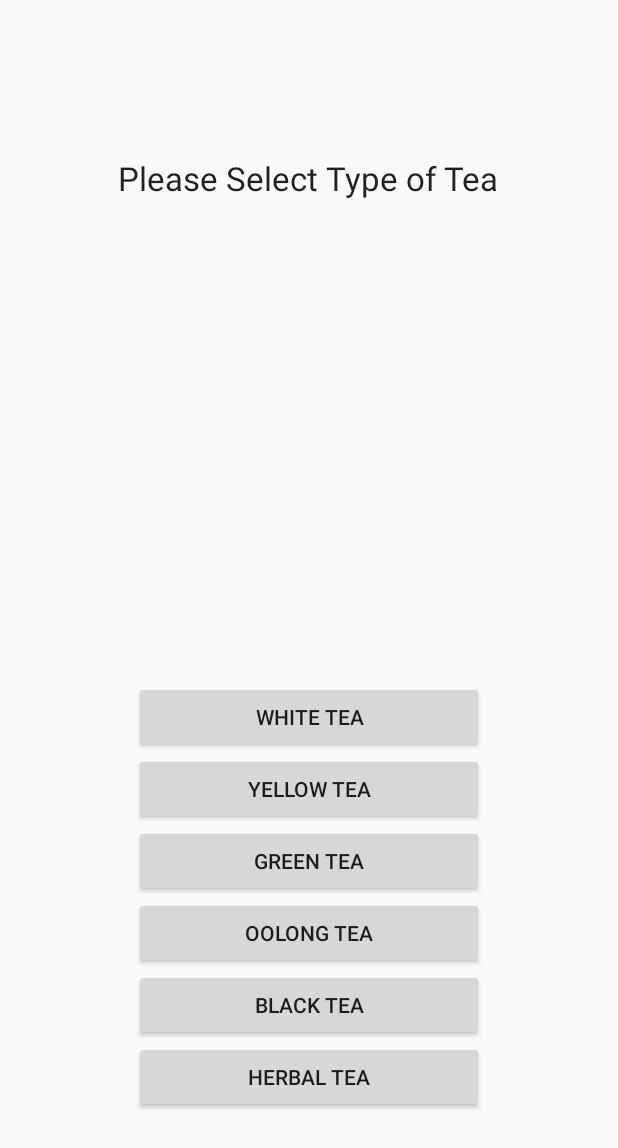
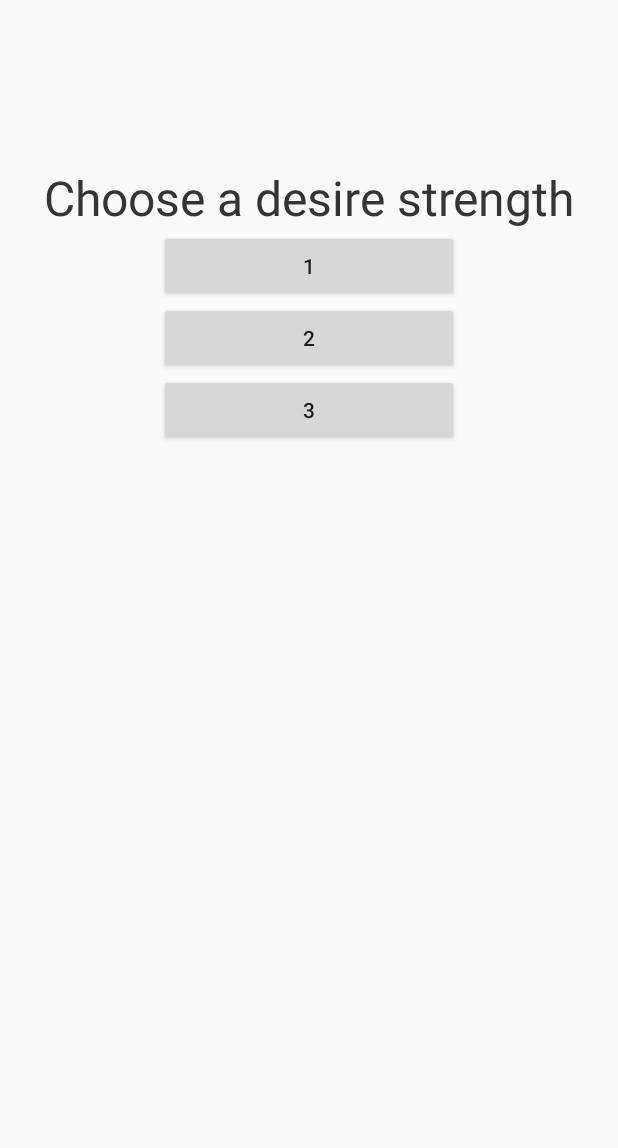
Before and after one commit to aprestona/Steeped., an Android app: the screen it shows after launch (TeaType before the commit, StrengthDesire after it), on a phone screen of 412 x 824 dp. Shown: the top 1148 px of the screen. Run offline under Robolectric (Android 15) with nearby library versions, the phone set to English and light mode, and no system bars.

Commit message:
add the strength desire file link to strength_desire.xml
Have a problem about changes in res\values\strings.xml and
src\main\AndroidManifest.xml

```diff
--- /dev/null
+++ b/app/src/main/java/sonsoflibertea/steeped/StrengthDesire.java
@@ -0,0 +1,86 @@
+package sonsoflibertea.steeped;
+
+import android.app.Activity;
+import android.os.Bundle;
+import android.view.View;
+import android.view.View.OnClickListener;
+import android.widget.Button;
+import android.widget.TextView;
+
+/**
+ * Created by a on 2015/4/6.
+ */
+public class StrengthDesire extends Activity implements View.OnClickListener {
+    public static final String TAG_STRENGTHDESIRE = "type";
+
+    private TextView tv_sd;
+    private Button buttonsd_1;
+    private Button buttonsd_2;
+    private Button buttonsd_3;
+
+    @Override
+    protected void onCreate(Bundle savedInstanceState) {
+        //The super keyword is used to refer to the parent class in java
+        super.onCreate(savedInstanceState);
+
+        //How the activity actually looks is inside main.xml, inside the layout folder
+        setContentView(R.layout.strength_desire);
+
+
+        tv_sd = (TextView) findViewById(R.id.tv_sd);
+
+        buttonsd_1 = (Button) findViewById(R.id.sd_1);
+        buttonsd_2 = (Button) findViewById(R.id.sd_2);
+        buttonsd_3 = (Button) findViewById(R.id.sd_3);
+
+
+		/*The buttons now have onClickListeners set, a method/function of the button class
+		 * to start a new activity/intent when pressed. In this case, pressing a button
+		 * will go to the results page.
+		 * */
+
+        buttonsd_1.setOnClickListener(this);
+        buttonsd_2.setOnClickListener(this);
+        buttonsd_3.setOnClickListener(this);
+
+    }
+
+    @Override
+	/*onClick is what is called when the buttons are pressed and they take in Views as arguments
+	 * as buttons are children of the view class, buttons can polymorphically be passed in. The button
+	 * that called the onClick is automatically fed in*/
+    public void onClick(View v) {
+        String StrengthDesire = ""; // Type of strength desired.. not sure if going to be used yet..
+
+
+        //The switch statements grab the id values of the button pressed
+        switch (v.getId()) {
+
+            case R.id.sd_1: {
+                StrengthDesire = "1";
+
+                break;
+            }
+            case R.id.sb_2: {
+                StrengthDesire = "2";
+
+                break;
+            }
+            case R.id.sd_3: {
+                StrengthDesire = "3";
+
+                break;
+            }
+
+            default: {
+                break;
+            }
+        }
+        // This passes the correct arguments to the next screen and launches the next activity
+//      launchNextActivity();
+    }
+    private void launchNextActivity(String StrengthDesire, int time2steep)
+    {
+
+    }
+}
--- a/app/src/main/res/layout/strength_desire.xml
+++ b/app/src/main/res/layout/strength_desire.xml
@@ -6,6 +6,7 @@
     >
 
     <TextView
+        android:id="@+id/tv_sd"
         android:layout_width="fill_parent"
         android:layout_height="wrap_content"
         android:gravity="center"
@@ -15,21 +16,21 @@
         android:text="Choose a desire strength" />
 
     <Button
-        android:id="@+id/btn_1"
+        android:id="@+id/sd_1"
         android:text="1"
         android:layout_width="200dp"
         android:layout_height="wrap_content"
         android:layout_gravity="center_horizontal"/>
 
     <Button
-        android:id="@+id/btn_2"
+        android:id="@+id/sd_2"
         android:text="2"
         android:layout_width="200dp"
         android:layout_height="wrap_content"
         android:layout_gravity="center_horizontal"/>
 
     <Button
-        android:id="@+id/btn_3"
+        android:id="@+id/sd_3"
         android:text="3"
         android:layout_width="200dp"
         android:layout_height="wrap_content"
--- a/app/src/main/res/values/strings.xml
+++ b/app/src/main/res/values/strings.xml
@@ -14,6 +14,10 @@
     <string name="btn_herbal">Herbal Tea</string>
     <string name="tv_TeaType">Please Select Type of Tea</string>
     <string name="title_activity_brew_type">BrewType</string>
+    <string name="tv_sd">Choose a desire strength</string>
+    <string name="buttonsd_1">1</string>
+    <string name="buttonsd_2"></string>
+    <string name="buttonsd_3">3</string>
 
     <string name="hello_world">Hello world!</string>
 </resources>
```
Also changed, not shown: app/src/main/AndroidManifest.xml (+9 -0 lines), 2 other files.
